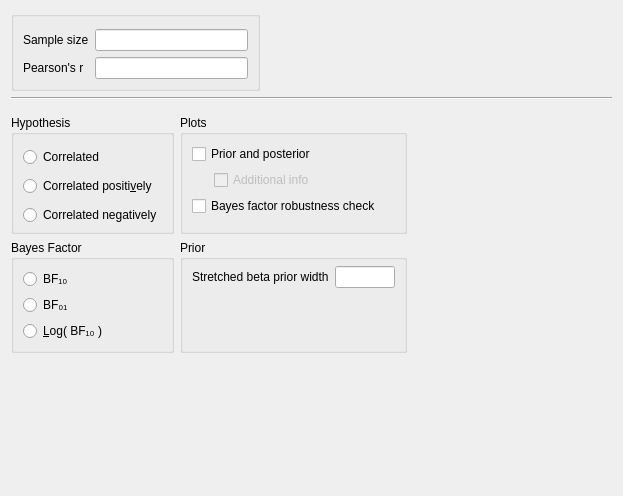
First picture: the form in JASP-Desktop/analysisforms/SummaryStatistics/summarystatscorrelationbayesianpairsform.ui, repository jasp-stats/jasp-desktop, before the edit.
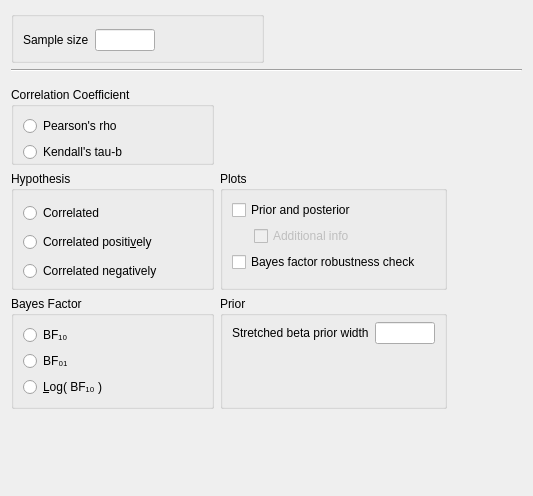
Second picture: the form after the edit. Custom widgets are drawn as their Qt base class.

Commit message: added kendall's tau option in summary stats correlation pairs

The edit to the form file:
```diff
--- a/JASP-Desktop/analysisforms/SummaryStatistics/summarystatscorrelationbayesianpairsform.ui
+++ b/JASP-Desktop/analysisforms/SummaryStatistics/summarystatscorrelationbayesianpairsform.ui
@@ -6,7 +6,7 @@
    <rect>
     <x>0</x>
     <y>0</y>
-    <width>623</width>
+    <width>533</width>
     <height>496</height>
    </rect>
   </property>
@@ -32,19 +32,16 @@
       <property name="topMargin">
        <number>12</number>
       </property>
-      <item row="1" column="1">
-       <widget class="BoundTextBox" name="pearsonsR"/>
-      </item>
-      <item row="1" column="0">
-       <widget class="QLabel" name="label_3">
-        <property name="text">
-         <string>&lt;html&gt;&lt;head/&gt;&lt;body&gt;&lt;p&gt;Pearson's r&lt;/p&gt;&lt;/body&gt;&lt;/html&gt;</string>
+      <item row="0" column="2">
+       <widget class="BoundTextBox" name="successes">
+        <property name="maximumSize">
+         <size>
+          <width>60</width>
+          <height>16777215</height>
+         </size>
         </property>
        </widget>
       </item>
-      <item row="0" column="1">
-       <widget class="BoundTextBox" name="sampleSize"/>
-      </item>
       <item row="0" column="0">
        <widget class="QLabel" name="label_2">
         <property name="text">
@@ -52,22 +49,22 @@
         </property>
        </widget>
       </item>
+      <item row="0" column="3">
+       <spacer name="horizontalSpacer_2">
+        <property name="orientation">
+         <enum>Qt::Horizontal</enum>
+        </property>
+        <property name="sizeHint" stdset="0">
+         <size>
+          <width>40</width>
+          <height>20</height>
+         </size>
+        </property>
+       </spacer>
+      </item>
      </layout>
     </widget>
    </item>
-   <item row="0" column="1">
-    <spacer name="horizontalSpacer_2">
-     <property name="orientation">
-      <enum>Qt::Horizontal</enum>
-     </property>
-     <property name="sizeHint" stdset="0">
-      <size>
-       <width>346</width>
-       <height>20</height>
-      </size>
-     </property>
-    </spacer>
-   </item>
    <item row="1" column="0" colspan="2">
     <widget class="Line" name="line">
      <property name="font">
@@ -87,6 +84,19 @@
      </property>
     </widget>
    </item>
+   <item row="3" column="0">
+    <spacer name="verticalSpacer">
+     <property name="orientation">
+      <enum>Qt::Vertical</enum>
+     </property>
+     <property name="sizeHint" stdset="0">
+      <size>
+       <width>20</width>
+       <height>40</height>
+      </size>
+     </property>
+    </spacer>
+   </item>
    <item row="2" column="0" colspan="2">
     <widget class="QWidget" name="gridWidget" native="true">
      <property name="sizePolicy">
@@ -105,7 +115,7 @@
       <property name="bottomMargin">
        <number>0</number>
       </property>
-      <item row="1" column="0">
+      <item row="4" column="0">
        <widget class="QWidget" name="widget_2" native="true">
         <property name="maximumSize">
          <size>
@@ -193,71 +203,7 @@
         </layout>
        </widget>
       </item>
-      <item row="0" column="1">
-       <widget class="BoundGroupBox" name="plotsGroup">
-        <property name="title">
-         <string>Plots</string>
-        </property>
-        <layout class="QGridLayout" name="gridLayout_4">
-         <item row="0" column="0" colspan="3">
-          <widget class="BoundCheckBox" name="plotPriorAndPosterior">
-           <property name="enabled">
-            <bool>true</bool>
-           </property>
-           <property name="sizePolicy">
-            <sizepolicy hsizetype="Fixed" vsizetype="Fixed">
-             <horstretch>0</horstretch>
-             <verstretch>0</verstretch>
-            </sizepolicy>
-           </property>
-           <property name="text">
-            <string>Prior and posterior</string>
-           </property>
-          </widget>
-         </item>
-         <item row="2" column="1" colspan="3">
-          <widget class="BoundCheckBox" name="plotPriorAndPosteriorAdditionalInfo">
-           <property name="enabled">
-            <bool>false</bool>
-           </property>
-           <property name="sizePolicy">
-            <sizepolicy hsizetype="Fixed" vsizetype="Fixed">
-             <horstretch>0</horstretch>
-             <verstretch>0</verstretch>
-            </sizepolicy>
-           </property>
-           <property name="text">
-            <string>Additional info</string>
-           </property>
-          </widget>
-         </item>
-         <item row="4" column="0">
-          <widget class="QWidget" name="widget_4" native="true">
-           <property name="maximumSize">
-            <size>
-             <width>16</width>
-             <height>16777215</height>
-            </size>
-           </property>
-          </widget>
-         </item>
-         <item row="3" column="0" colspan="3">
-          <widget class="BoundCheckBox" name="plotBayesFactorRobustness">
-           <property name="sizePolicy">
-            <sizepolicy hsizetype="Fixed" vsizetype="Fixed">
-             <horstretch>0</horstretch>
-             <verstretch>0</verstretch>
-            </sizepolicy>
-           </property>
-           <property name="text">
-            <string>Bayes factor robustness check</string>
-           </property>
-          </widget>
-         </item>
-        </layout>
-       </widget>
-      </item>
-      <item row="1" column="1">
+      <item row="4" column="1">
        <widget class="QWidget" name="widget_3" native="true">
         <property name="sizePolicy">
          <sizepolicy hsizetype="Preferred" vsizetype="Preferred">
@@ -341,7 +287,61 @@
         </layout>
        </widget>
       </item>
-      <item row="0" column="0">
+      <item row="2" column="0">
+       <widget class="BoundGroupBox" name="correlationCoefficient">
+        <property name="title">
+         <string>Correlation Coefficient</string>
+        </property>
+        <property name="flat">
+         <bool>true</bool>
+        </property>
+        <layout class="QGridLayout" name="gridLayout_9">
+         <property name="bottomMargin">
+          <number>0</number>
+         </property>
+         <item row="1" column="0">
+          <widget class="QRadioButton" name="kendallTau">
+           <property name="sizePolicy">
+            <sizepolicy hsizetype="Fixed" vsizetype="Fixed">
+             <horstretch>0</horstretch>
+             <verstretch>0</verstretch>
+            </sizepolicy>
+           </property>
+           <property name="text">
+            <string>Kendall's tau-b</string>
+           </property>
+          </widget>
+         </item>
+         <item row="0" column="0">
+          <widget class="QRadioButton" name="pearsonRho">
+           <property name="sizePolicy">
+            <sizepolicy hsizetype="Fixed" vsizetype="Fixed">
+             <horstretch>0</horstretch>
+             <verstretch>0</verstretch>
+            </sizepolicy>
+           </property>
+           <property name="text">
+            <string>Pearson's rho</string>
+           </property>
+          </widget>
+         </item>
+         <item row="1" column="1">
+          <spacer name="horizontalSpacer_4">
+           <property name="orientation">
+            <enum>Qt::Horizontal</enum>
+           </property>
+           <property name="sizeHint" stdset="0">
+            <size>
+             <width>40</width>
+             <height>20</height>
+            </size>
+           </property>
+          </spacer>
+         </item>
+        </layout>
+       </widget>
+      </item>
+      <item row="3" column="0">
        <widget class="BoundGroupBox" name="hypothesis">
         <property name="title">
          <string>Hypothesis</string>
@@ -349,7 +349,7 @@
         <property name="flat">
          <bool>true</bool>
         </property>
-        <layout class="QGridLayout" name="gridLayout_9">
+        <layout class="QGridLayout" name="gridLayout_10">
          <property name="bottomMargin">
           <number>0</number>
          </property>
@@ -366,19 +366,6 @@
            </property>
           </widget>
          </item>
-         <item row="0" column="0">
-          <widget class="QRadioButton" name="_1twoTailed">
-           <property name="sizePolicy">
-            <sizepolicy hsizetype="Fixed" vsizetype="Fixed">
-             <horstretch>0</horstretch>
-             <verstretch>0</verstretch>
-            </sizepolicy>
-           </property>
-           <property name="text">
-            <string>Correlated</string>
-           </property>
-          </widget>
-         </item>
          <item row="2" column="0">
           <widget class="QRadioButton" name="_3oneTailedLessThan">
            <property name="sizePolicy">
@@ -392,21 +379,111 @@
            </property>
           </widget>
          </item>
+         <item row="0" column="0">
+          <widget class="QRadioButton" name="_1twoTailed">
+           <property name="sizePolicy">
+            <sizepolicy hsizetype="Fixed" vsizetype="Fixed">
+             <horstretch>0</horstretch>
+             <verstretch>0</verstretch>
+            </sizepolicy>
+           </property>
+           <property name="text">
+            <string>Correlated</string>
+           </property>
+          </widget>
+         </item>
+         <item row="1" column="1">
+          <spacer name="horizontalSpacer_5">
+           <property name="orientation">
+            <enum>Qt::Horizontal</enum>
+           </property>
+           <property name="sizeHint" stdset="0">
+            <size>
+             <width>40</width>
+             <height>20</height>
+            </size>
+           </property>
+          </spacer>
+         </item>
+        </layout>
+       </widget>
+      </item>
+      <item row="3" column="1">
+       <widget class="BoundGroupBox" name="plotsGroup">
+        <property name="title">
+         <string>Plots</string>
+        </property>
+        <layout class="QGridLayout" name="gridLayout_4">
+         <item row="0" column="0" colspan="3">
+          <widget class="BoundCheckBox" name="plotPriorAndPosterior">
+           <property name="enabled">
+            <bool>true</bool>
+           </property>
+           <property name="sizePolicy">
+            <sizepolicy hsizetype="Fixed" vsizetype="Fixed">
+             <horstretch>0</horstretch>
+             <verstretch>0</verstretch>
+            </sizepolicy>
+           </property>
+           <property name="text">
+            <string>Prior and posterior</string>
+           </property>
+          </widget>
+         </item>
+         <item row="2" column="1" colspan="3">
+          <widget class="BoundCheckBox" name="plotPriorAndPosteriorAdditionalInfo">
+           <property name="enabled">
+            <bool>false</bool>
+           </property>
+           <property name="sizePolicy">
+            <sizepolicy hsizetype="Fixed" vsizetype="Fixed">
+             <horstretch>0</horstretch>
+             <verstretch>0</verstretch>
+            </sizepolicy>
+           </property>
+           <property name="text">
+            <string>Additional info</string>
+           </property>
+          </widget>
+         </item>
+         <item row="4" column="0">
+          <widget class="QWidget" name="widget_4" native="true">
+           <property name="maximumSize">
+            <size>
+             <width>16</width>
+             <height>16777215</height>
+            </size>
+           </property>
+          </widget>
+         </item>
+         <item row="3" column="0" colspan="3">
+          <widget class="BoundCheckBox" name="plotBayesFactorRobustness">
+           <property name="sizePolicy">
+            <sizepolicy hsizetype="Fixed" vsizetype="Fixed">
+             <horstretch>0</horstretch>
+             <verstretch>0</verstretch>
+            </sizepolicy>
+           </property>
+           <property name="text">
+            <string>Bayes factor robustness check</string>
+           </property>
+          </widget>
+         </item>
         </layout>
        </widget>
       </item>
      </layout>
     </widget>
    </item>
-   <item row="3" column="0">
-    <spacer name="verticalSpacer">
+   <item row="0" column="1">
+    <spacer name="horizontalSpacer">
      <property name="orientation">
-      <enum>Qt::Vertical</enum>
+      <enum>Qt::Horizontal</enum>
      </property>
      <property name="sizeHint" stdset="0">
       <size>
-       <width>20</width>
-       <height>40</height>
+       <width>40</width>
+       <height>20</height>
       </size>
      </property>
     </spacer>
```
The commit also changes 1 other file.
